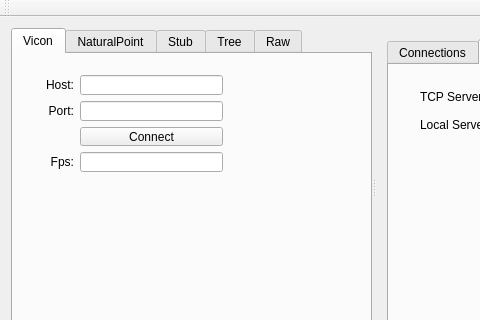
Old version of the form repeater/mainwindow.ui in the repository mocap-ca/vive; both pictures show x 0 to 480 and y 0 to 320 of the 776 by 611 pixel window.
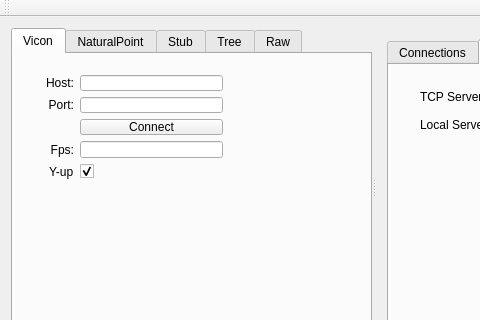
New version of the form. The open tabs and pages were chosen to show the change.

Commit message: combined localServer and server in to a single class

Patch:
```diff
--- a/repeater/mainwindow.ui
+++ b/repeater/mainwindow.ui
@@ -38,7 +38,7 @@
             <x>10</x>
             <y>10</y>
             <width>211</width>
-            <height>119</height>
+            <height>126</height>
            </rect>
           </property>
           <layout class="QFormLayout" name="formLayout">
@@ -167,6 +167,23 @@
              </property>
             </widget>
            </item>
+           <item row="4" column="0">
+            <widget class="QLabel" name="label_6">
+             <property name="text">
+              <string>Y-up</string>
+             </property>
+            </widget>
+           </item>
+           <item row="4" column="1">
+            <widget class="QCheckBox" name="checkBoxViconYUp">
+             <property name="text">
+              <string/>
+             </property>
+             <property name="checked">
+              <bool>true</bool>
+             </property>
+            </widget>
+           </item>
           </layout>
          </widget>
         </widget>
```
Left out of the diff: 2 changed lines with no effect on the pictures. The commit also changes 6 other files.
